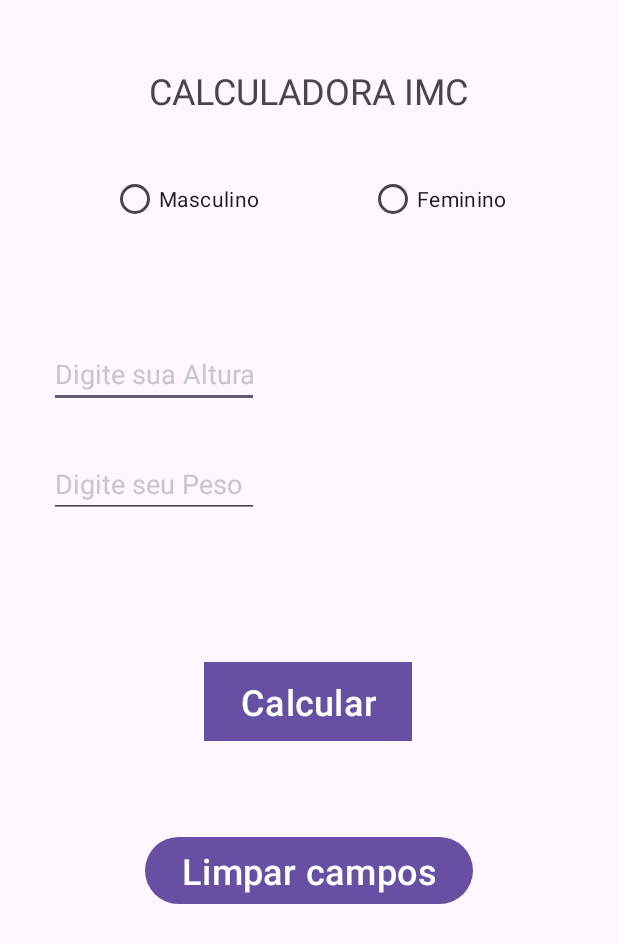
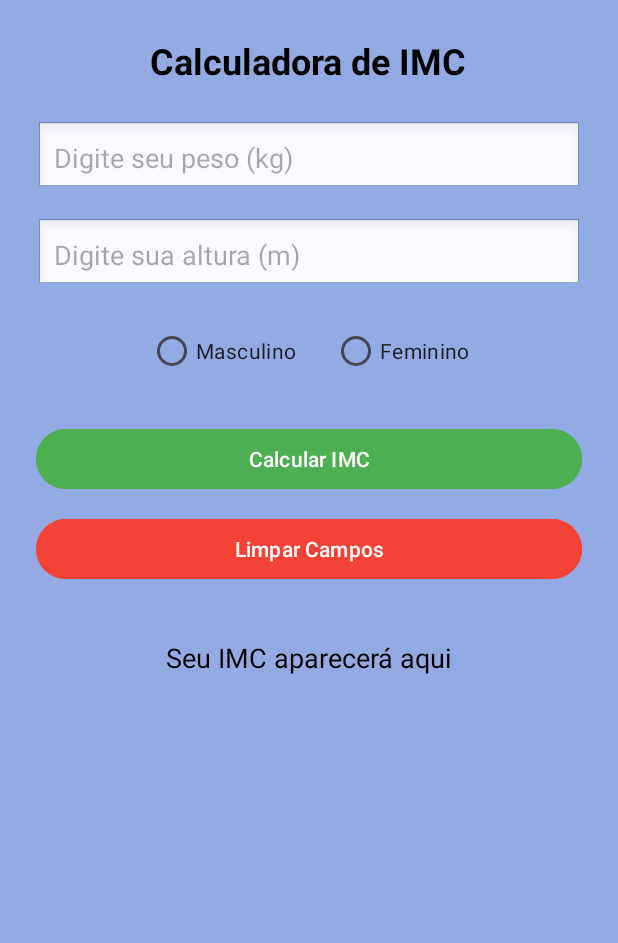
Before and after one commit to michelmoura1989/Trabalho-Laboratorio-de-Extens-o, an Android app: the layout activity_main.xml on its own in the app's theme, with its tools: preview values and no code run, on a phone screen of 412 x 824 dp. Shown: the top 943 px of the screen. Run offline under Robolectric (Android 15) with nearby library versions, the light colour scheme and no system bars.

Commit message:
mudando o layout

```diff
--- a/app/src/main/res/layout/activity_main.xml
+++ b/app/src/main/res/layout/activity_main.xml
@@ -1,101 +1,97 @@
 <?xml version="1.0" encoding="utf-8"?>
-<androidx.constraintlayout.widget.ConstraintLayout xmlns:android="http://schemas.android.com/apk/res/android"
+<LinearLayout xmlns:android="http://schemas.android.com/apk/res/android"
     xmlns:app="http://schemas.android.com/apk/res-auto"
-    xmlns:tools="http://schemas.android.com/tools"
-    android:id="@+id/main"
     android:layout_width="match_parent"
     android:layout_height="match_parent"
-    android:verticalScrollbarPosition="defaultPosition"
-    tools:context=".MainActivity">
+    android:orientation="vertical"
+    android:padding="24dp"
+    android:gravity="center_horizontal"
+    android:background="@color/material_dynamic_primary70">
 
-
+    <!-- Título -->
     <TextView
-        android:id="@+id/textView"
         android:layout_width="wrap_content"
         android:layout_height="wrap_content"
-        android:layout_marginTop="44dp"
-        android:text="CALCULADORA IMC"
+        android:text="Calculadora de IMC"
         android:textSize="24sp"
-        app:layout_constraintEnd_toEndOf="parent"
-        app:layout_constraintHorizontal_bias="0.5"
-        app:layout_constraintStart_toStartOf="parent"
-        app:layout_constraintTop_toTopOf="parent" />
+        android:textStyle="bold"
+        android:textColor="#000000"
+        android:layout_marginBottom="24dp" />
 
-    <RadioButton
-        android:id="@+id/rdbMasculino"
-        android:layout_width="wrap_content"
+    <!-- Campo Peso -->
+    <EditText
+        android:id="@+id/editPeso"
+        android:layout_width="match_parent"
         android:layout_height="wrap_content"
-        android:layout_marginTop="32dp"
-        android:text="Masculino"
-        app:layout_constraintEnd_toStartOf="@+id/rdbFeminino"
-        app:layout_constraintHorizontal_bias="0.5"
-        app:layout_constraintStart_toStartOf="parent"
-        app:layout_constraintTop_toBottomOf="@+id/textView" />
+        android:hint="Digite seu peso (kg)"
+        android:inputType="numberDecimal"
+        android:background="@android:drawable/edit_text"
+        android:padding="12dp"
+        android:layout_marginBottom="16dp" />
 
-    <RadioButton
-        android:id="@+id/rdbFeminino"
-        android:layout_width="wrap_content"
+    <!-- Campo Altura -->
+    <EditText
+        android:id="@+id/editAltura"
+        android:layout_width="match_parent"
         android:layout_height="wrap_content"
-        android:layout_marginTop="32dp"
-        android:text="Feminino"
-        app:layout_constraintEnd_toEndOf="parent"
-        app:layout_constraintHorizontal_bias="0.5"
-        app:layout_constraintStart_toEndOf="@+id/rdbMasculino"
-        app:layout_constraintTop_toBottomOf="@+id/textView" />
+        android:hint="Digite sua altura (m)"
+        android:inputType="numberDecimal"
+        android:background="@android:drawable/edit_text"
+        android:padding="12dp"
+        android:layout_marginBottom="16dp" />
 
+    <!-- Botões Masculino / Feminino -->
+    <RadioGroup
+        android:id="@+id/radioGroupSexo"
+        android:layout_width="match_parent"
+        android:layout_height="wrap_content"
+        android:orientation="horizontal"
+        android:gravity="center"
+        android:layout_marginBottom="24dp">
+
+        <RadioButton
+            android:id="@+id/radioMasculino"
+            android:layout_width="wrap_content"
+            android:layout_height="wrap_content"
+            android:text="Masculino"
+            android:layout_marginEnd="24dp" />
+
+        <RadioButton
+            android:id="@+id/radioFeminino"
+            android:layout_width="wrap_content"
+            android:layout_height="wrap_content"
+            android:text="Feminino" />
+    </RadioGroup>
+
+    <!-- Botão Calcular -->
     <Button
-        android:id="@+id/button"
-        android:layout_width="wrap_content"
+        android:id="@+id/btnCalcular"
+        android:layout_width="match_parent"
         android:layout_height="wrap_content"
-        android:layout_marginTop="96dp"
-        android:background="#2EE035"
-        android:text="Calcular"
-        android:textColorLink="#9C27B0"
-        android:textSize="24sp"
-        app:layout_constraintEnd_toEndOf="parent"
-        app:layout_constraintHorizontal_bias="0.498"
-        app:layout_constraintStart_toStartOf="parent"
-        app:layout_constraintTop_toBottomOf="@+id/edtPeso"
-        app:rippleColor="#4BAE4F" />
+        android:text="Calcular IMC"
+        android:backgroundTint="#4CAF50"
+        android:textColor="#FFFFFF"
+        android:layout_marginBottom="12dp" />
 
+    <!-- Botão Limpar -->
     <Button
-        android:id="@+id/button2"
-        android:layout_width="wrap_content"
+        android:id="@+id/btnLimpar"
+        android:layout_width="match_parent"
         android:layout_height="wrap_content"
-        android:layout_marginTop="60dp"
-        android:text="Limpar campos"
-        android:textSize="24sp"
-        app:layout_constraintEnd_toEndOf="parent"
-        app:layout_constraintStart_toStartOf="parent"
-        app:layout_constraintTop_toBottomOf="@+id/button"
-        app:rippleColor="#4BAE4F" />
+        android:text="Limpar Campos"
+        android:backgroundTint="#F44336"
+        android:textColor="#FFFFFF"
+        android:layout_marginBottom="24dp" />
 
-    <EditText
-        android:id="@+id/edtAltura"
-        android:layout_width="140dp"
+    <!-- Resultado -->
+    <TextView
+        android:id="@+id/textResultado"
+        android:layout_width="match_parent"
         android:layout_height="wrap_content"
-        android:layout_marginTop="70dp"
-        android:ems="10"
-        android:hint="Digite sua Altura"
-        android:inputType="text"
-        android:textColorHint="@color/material_dynamic_neutral80"
-        app:layout_constraintEnd_toEndOf="parent"
-        app:layout_constraintHorizontal_bias="0.121"
-        app:layout_constraintStart_toStartOf="parent"
-        app:layout_constraintTop_toBottomOf="@+id/rdbMasculino" />
+        android:layout_marginTop="12dp"
+        android:gravity="center"
+        android:text="Seu IMC aparecerá aqui"
+        android:textColor="#000000"
+        android:textSize="18sp" />
 
-    <EditText
-        android:id="@+id/edtPeso"
-        android:layout_width="140dp"
-        android:layout_height="wrap_content"
-        android:layout_marginTop="28dp"
-        android:ems="10"
-        android:hint="Digite seu Peso"
-        android:inputType="text"
-        android:textColorHint="@color/material_dynamic_neutral80"
-        app:layout_constraintEnd_toEndOf="parent"
-        app:layout_constraintHorizontal_bias="0.121"
-        app:layout_constraintStart_toStartOf="parent"
-        app:layout_constraintTop_toBottomOf="@+id/edtAltura" />
-
-</androidx.constraintlayout.widget.ConstraintLayout>
+</LinearLayout>
--- a/app/src/main/res/values/colors.xml
+++ b/app/src/main/res/values/colors.xml
@@ -1,5 +1,5 @@
 <?xml version="1.0" encoding="utf-8"?>
 <resources>
     <color name="black">#FF000000</color>
-    <color name="white">#FFFFFFFF</color>
+    <color name="white">#914444</color>
 </resources>
```
